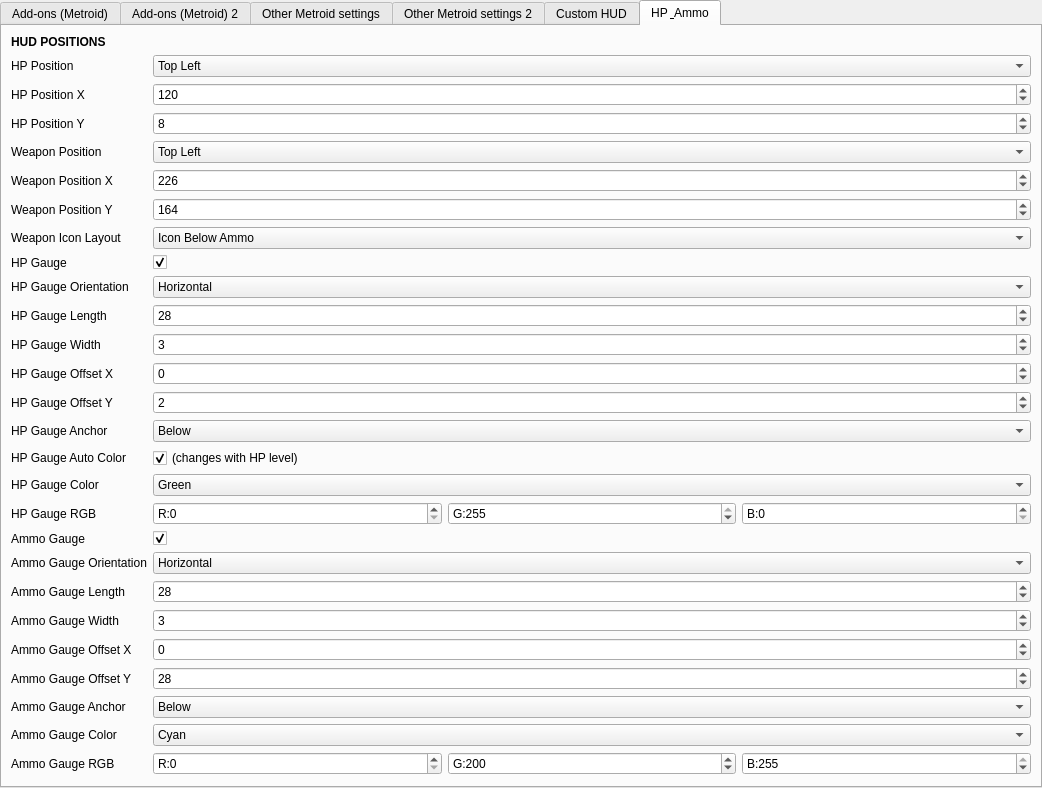
Above: src/frontend/qt_sdl/InputConfig/MelonPrimeInputConfig.ui from ag-advania/melonPrimeDS before the change. Below: the same form after it.
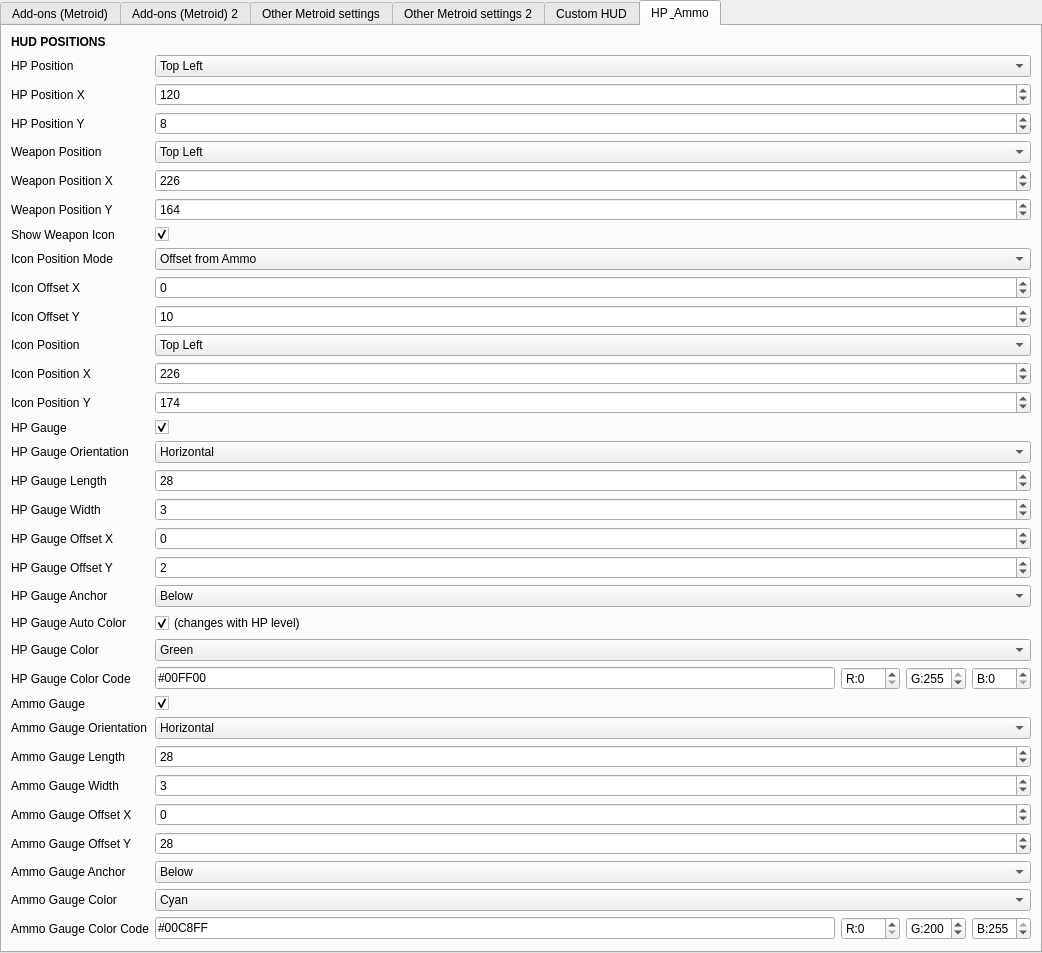
That is the form after the change. The open tabs and pages were chosen to show the change.

The edit to the form file:
```diff
--- a/src/frontend/qt_sdl/InputConfig/MelonPrimeInputConfig.ui
+++ b/src/frontend/qt_sdl/InputConfig/MelonPrimeInputConfig.ui
@@ -816,43 +816,81 @@
 									<item row="5" column="0"><widget class="QLabel"><property name="text"><string>Weapon Position Y</string></property></widget></item>
 									<item row="5" column="1"><widget class="QSpinBox" name="spinMetroidHudWeaponY"><property name="minimum"><number>0</number></property><property name="maximum"><number>191</number></property><property name="value"><number>164</number></property></widget></item>
 
+									<item row="6" column="0"><widget class="QLabel"><property name="text"><string>Show Weapon Icon</string></property></widget></item>
 
+									<item row="6" column="1"><widget class="QCheckBox" name="cbMetroidHudWeaponIconShow"><property name="text"><string></string></property><property name="checked"><bool>true</bool></property></widget></item>
 
-									<item row="6" column="0"><widget class="QLabel"><property name="text"><string>Weapon Icon Layout</string></property></widget></item>
-									<item row="6" column="1">
-										<widget class="QComboBox" name="comboMetroidHudWeaponLayout">
-											<item><property name="text"><string>Icon Below Ammo</string></property></item>
-											<item><property name="text"><string>Icon Left of Ammo</string></property></item>
+									<item row="7" column="0"><widget class="QLabel"><property name="text"><string>Icon Position Mode</string></property></widget></item>
+
+									<item row="7" column="1"><widget class="QComboBox" name="comboMetroidHudWeaponIconMode"><item><property name="text"><string>Offset from Ammo</string></property></item><item><property name="text"><string>Independent Position</string></property></item></widget></item>
+
+									<item row="8" column="0"><widget class="QLabel"><property name="text"><string>Icon Offset X</string></property></widget></item>
+
+									<item row="8" column="1"><widget class="QSpinBox" name="spinMetroidHudWeaponIconOffsetX"><property name="minimum"><number>-128</number></property><property name="maximum"><number>128</number></property><property name="value"><number>0</number></property></widget></item>
+
+									<item row="9" column="0"><widget class="QLabel"><property name="text"><string>Icon Offset Y</string></property></widget></item>
+
+									<item row="9" column="1"><widget class="QSpinBox" name="spinMetroidHudWeaponIconOffsetY"><property name="minimum"><number>-96</number></property><property name="maximum"><number>96</number></property><property name="value"><number>10</number></property></widget></item>
+
+									<item row="10" column="0"><widget class="QLabel"><property name="text"><string>Icon Position</string></property></widget></item>
+
+									<item row="10" column="1">
+										<widget class="QComboBox" name="comboMetroidHudWeaponIconPosition">
+											<item><property name="text"><string>Top Left</string></property></item>
+											<item><property name="text"><string>Top Center</string></property></item>
+											<item><property name="text"><string>Top Right</string></property></item>
+											<item><property name="text"><string>Right</string></property></item>
+											<item><property name="text"><string>Bottom Right</string></property></item>
+											<item><property name="text"><string>Bottom Center</string></property></item>
+											<item><property name="text"><string>Bottom Left</string></property></item>
+											<item><property name="text"><string>Left</string></property></item>
+											<item><property name="text"><string>Custom</string></property></item>
 										</widget>
 									</item>
-								
 
-									<item row="7" column="0"><widget class="QLabel"><property name="text"><string>HP Gauge</string></property></widget></item>
-									<item row="7" column="1"><widget class="QCheckBox" name="cbMetroidHudHpGauge"><property name="text"><string></string></property><property name="checked"><bool>true</bool></property></widget></item>
+									<item row="11" column="0"><widget class="QLabel"><property name="text"><string>Icon Position X</string></property></widget></item>
 
-									<item row="8" column="0"><widget class="QLabel"><property name="text"><string>HP Gauge Orientation</string></property></widget></item>
-									<item row="8" column="1"><widget class="QComboBox" name="comboMetroidHudHpGaugeOrientation"><item><property name="text"><string>Horizontal</string></property></item><item><property name="text"><string>Vertical</string></property></item></widget></item>
+									<item row="11" column="1"><widget class="QSpinBox" name="spinMetroidHudWeaponIconPosX"><property name="minimum"><number>0</number></property><property name="maximum"><number>255</number></property><property name="value"><number>226</number></property></widget></item>
 
-									<item row="9" column="0"><widget class="QLabel"><property name="text"><string>HP Gauge Length</string></property></widget></item>
-									<item row="9" column="1"><widget class="QSpinBox" name="spinMetroidHudHpGaugeLength"><property name="minimum"><number>1</number></property><property name="maximum"><number>128</number></property><property name="value"><number>28</number></property></widget></item>
+									<item row="12" column="0"><widget class="QLabel"><property name="text"><string>Icon Position Y</string></property></widget></item>
 
-									<item row="10" column="0"><widget class="QLabel"><property name="text"><string>HP Gauge Width</string></property></widget></item>
-									<item row="10" column="1"><widget class="QSpinBox" name="spinMetroidHudHpGaugeWidth"><property name="minimum"><number>1</number></property><property name="maximum"><number>20</number></property><property name="value"><number>3</number></property></widget></item>
+									<item row="12" column="1"><widget class="QSpinBox" name="spinMetroidHudWeaponIconPosY"><property name="minimum"><number>0</number></property><property name="maximum"><number>191</number></property><property name="value"><number>174</number></property></widget></item>
 
-									<item row="11" column="0"><widget class="QLabel"><property name="text"><string>HP Gauge Offset X</string></property></widget></item>
-									<item row="11" column="1"><widget class="QSpinBox" name="spinMetroidHudHpGaugeOffsetX"><property name="minimum"><number>-128</number></property><property name="maximum"><number>128</number></property><property name="value"><number>0</number></property></widget></item>
+									<item row="13" column="0"><widget class="QLabel"><property name="text"><string>HP Gauge</string></property></widget></item>
 
-									<item row="12" column="0"><widget class="QLabel"><property name="text"><string>HP Gauge Offset Y</string></property></widget></item>
-									<item row="12" column="1"><widget class="QSpinBox" name="spinMetroidHudHpGaugeOffsetY"><property name="minimum"><number>-96</number></property><property name="maximum"><number>96</number></property><property name="value"><number>2</number></property></widget></item>
+									<item row="13" column="1"><widget class="QCheckBox" name="cbMetroidHudHpGauge"><property name="text"><string></string></property><property name="checked"><bool>true</bool></property></widget></item>
 
-									<item row="13" column="0"><widget class="QLabel"><property name="text"><string>HP Gauge Anchor</string></property></widget></item>
-									<item row="13" column="1"><widget class="QComboBox" name="comboMetroidHudHpGaugeAnchor"><item><property name="text"><string>Below</string></property></item><item><property name="text"><string>Above</string></property></item><item><property name="text"><string>Right</string></property></item><item><property name="text"><string>Left</string></property></item><item><property name="text"><string>Center</string></property></item></widget></item>
+									<item row="14" column="0"><widget class="QLabel"><property name="text"><string>HP Gauge Orientation</string></property></widget></item>
 
-									<item row="14" column="0"><widget class="QLabel"><property name="text"><string>HP Gauge Auto Color</string></property></widget></item>
-									<item row="14" column="1"><widget class="QCheckBox" name="cbMetroidHudHpGaugeAutoColor"><property name="text"><string>(changes with HP level)</string></property><property name="checked"><bool>true</bool></property></widget></item>
+									<item row="14" column="1"><widget class="QComboBox" name="comboMetroidHudHpGaugeOrientation"><item><property name="text"><string>Horizontal</string></property></item><item><property name="text"><string>Vertical</string></property></item></widget></item>
 
-									<item row="15" column="0"><widget class="QLabel"><property name="text"><string>HP Gauge Color</string></property></widget></item>
-									<item row="15" column="1">
+									<item row="15" column="0"><widget class="QLabel"><property name="text"><string>HP Gauge Length</string></property></widget></item>
+
+									<item row="15" column="1"><widget class="QSpinBox" name="spinMetroidHudHpGaugeLength"><property name="minimum"><number>1</number></property><property name="maximum"><number>128</number></property><property name="value"><number>28</number></property></widget></item>
+
+									<item row="16" column="0"><widget class="QLabel"><property name="text"><string>HP Gauge Width</string></property></widget></item>
+
+									<item row="16" column="1"><widget class="QSpinBox" name="spinMetroidHudHpGaugeWidth"><property name="minimum"><number>1</number></property><property name="maximum"><number>20</number></property><property name="value"><number>3</number></property></widget></item>
+
+									<item row="17" column="0"><widget class="QLabel"><property name="text"><string>HP Gauge Offset X</string></property></widget></item>
+
+									<item row="17" column="1"><widget class="QSpinBox" name="spinMetroidHudHpGaugeOffsetX"><property name="minimum"><number>-128</number></property><property name="maximum"><number>128</number></property><property name="value"><number>0</number></property></widget></item>
+
+									<item row="18" column="0"><widget class="QLabel"><property name="text"><string>HP Gauge Offset Y</string></property></widget></item>
+
+									<item row="18" column="1"><widget class="QSpinBox" name="spinMetroidHudHpGaugeOffsetY"><property name="minimum"><number>-96</number></property><property name="maximum"><number>96</number></property><property name="value"><number>2</number></property></widget></item>
+
+									<item row="19" column="0"><widget class="QLabel"><property name="text"><string>HP Gauge Anchor</string></property></widget></item>
+
+									<item row="19" column="1"><widget class="QComboBox" name="comboMetroidHudHpGaugeAnchor"><item><property name="text"><string>Below</string></property></item><item><property name="text"><string>Above</string></property></item><item><property name="text"><string>Right</string></property></item><item><property name="text"><string>Left</string></property></item><item><property name="text"><string>Center</string></property></item></widget></item>
+
+									<item row="20" column="0"><widget class="QLabel"><property name="text"><string>HP Gauge Auto Color</string></property></widget></item>
+
+									<item row="20" column="1"><widget class="QCheckBox" name="cbMetroidHudHpGaugeAutoColor"><property name="text"><string>(changes with HP level)</string></property><property name="checked"><bool>true</bool></property></widget></item>
+
+									<item row="21" column="0"><widget class="QLabel"><property name="text"><string>HP Gauge Color</string></property></widget></item>
+
+									<item row="21" column="1">
 										<widget class="QComboBox" name="comboMetroidHudHpGaugeColor">
 											<item><property name="text"><string>Green</string></property></item>
 											<item><property name="text"><string>Red</string></property></item>
@@ -863,32 +901,49 @@
 											<item><property name="text"><string>Custom</string></property></item>
 										</widget>
 									</item>
-									<item row="16" column="0"><widget class="QLabel"><property name="text"><string>HP Gauge RGB</string></property></widget></item>
-									<item row="16" column="1"><layout class="QHBoxLayout"><item><widget class="QSpinBox" name="spinMetroidHudHpGaugeColorR"><property name="minimum"><number>0</number></property><property name="maximum"><number>255</number></property><property name="value"><number>0</number></property><property name="prefix"><string>R:</string></property></widget></item><item><widget class="QSpinBox" name="spinMetroidHudHpGaugeColorG"><property name="minimum"><number>0</number></property><property name="maximum"><number>255</number></property><property name="value"><number>255</number></property><property name="prefix"><string>G:</string></property></widget></item><item><widget class="QSpinBox" name="spinMetroidHudHpGaugeColorB"><property name="minimum"><number>0</number></property><property name="maximum"><number>255</number></property><property name="value"><number>0</number></property><property name="prefix"><string>B:</string></property></widget></item></layout></item>
 
-									<item row="17" column="0"><widget class="QLabel"><property name="text"><string>Ammo Gauge</string></property></widget></item>
-									<item row="17" column="1"><widget class="QCheckBox" name="cbMetroidHudAmmoGauge"><property name="text"><string></string></property><property name="checked"><bool>true</bool></property></widget></item>
+									<item row="22" column="0"><widget class="QLabel"><property name="text"><string>HP Gauge Color Code</string></property></widget></item>
 
-									<item row="18" column="0"><widget class="QLabel"><property name="text"><string>Ammo Gauge Orientation</string></property></widget></item>
-									<item row="18" column="1"><widget class="QComboBox" name="comboMetroidHudAmmoGaugeOrientation"><item><property name="text"><string>Horizontal</string></property></item><item><property name="text"><string>Vertical</string></property></item></widget></item>
+									<item row="22" column="1">
+										<layout class="QHBoxLayout">
+											<item><widget class="QLineEdit" name="leMetroidHudHpGaugeColorCode"><property name="text"><string>#00FF00</string></property><property name="maxLength"><number>7</number></property></widget></item>
+											<item><widget class="QSpinBox" name="spinMetroidHudHpGaugeColorR"><property name="minimum"><number>0</number></property><property name="maximum"><number>255</number></property><property name="value"><number>0</number></property><property name="prefix"><string>R:</string></property></widget></item>
+											<item><widget class="QSpinBox" name="spinMetroidHudHpGaugeColorG"><property name="minimum"><number>0</number></property><property name="maximum"><number>255</number></property><property name="value"><number>255</number></property><property name="prefix"><string>G:</string></property></widget></item>
+											<item><widget class="QSpinBox" name="spinMetroidHudHpGaugeColorB"><property name="minimum"><number>0</number></property><property name="maximum"><number>255</number></property><property name="value"><number>0</number></property><property name="prefix"><string>B:</string></property></widget></item>
+										</layout>
+									</item>
 
-									<item row="19" column="0"><widget class="QLabel"><property name="text"><string>Ammo Gauge Length</string></property></widget></item>
-									<item row="19" column="1"><widget class="QSpinBox" name="spinMetroidHudAmmoGaugeLength"><property name="minimum"><number>1</number></property><property name="maximum"><number>128</number></property><property name="value"><number>28</number></property></widget></item>
+									<item row="23" column="0"><widget class="QLabel"><property name="text"><string>Ammo Gauge</string></property></widget></item>
 
-									<item row="20" column="0"><widget class="QLabel"><property name="text"><string>Ammo Gauge Width</string></property></widget></item>
-									<item row="20" column="1"><widget class="QSpinBox" name="spinMetroidHudAmmoGaugeWidth"><property name="minimum"><number>1</number></property><property name="maximum"><number>20</number></property><property name="value"><number>3</number></property></widget></item>
+									<item row="23" column="1"><widget class="QCheckBox" name="cbMetroidHudAmmoGauge"><property name="text"><string></string></property><property name="checked"><bool>true</bool></property></widget></item>
 
-									<item row="21" column="0"><widget class="QLabel"><property name="text"><string>Ammo Gauge Offset X</string></property></widget></item>
-									<item row="21" column="1"><widget class="QSpinBox" name="spinMetroidHudAmmoGaugeOffsetX"><property name="minimum"><number>-128</number></property><property name="maximum"><number>128</number></property><property name="value"><number>0</number></property></widget></item>
+									<item row="24" column="0"><widget class="QLabel"><property name="text"><string>Ammo Gauge Orientation</string></property></widget></item>
 
-									<item row="22" column="0"><widget class="QLabel"><property name="text"><string>Ammo Gauge Offset Y</string></property></widget></item>
-									<item row="22" column="1"><widget class="QSpinBox" name="spinMetroidHudAmmoGaugeOffsetY"><property name="minimum"><number>-96</number></property><property name="maximum"><number>96</number></property><property name="value"><number>28</number></property></widget></item>
+									<item row="24" column="1"><widget class="QComboBox" name="comboMetroidHudAmmoGaugeOrientation"><item><property name="text"><string>Horizontal</string></property></item><item><property name="text"><string>Vertical</string></property></item></widget></item>
 
-									<item row="23" column="0"><widget class="QLabel"><property name="text"><string>Ammo Gauge Anchor</string></property></widget></item>
-									<item row="23" column="1"><widget class="QComboBox" name="comboMetroidHudAmmoGaugeAnchor"><item><property name="text"><string>Below</string></property></item><item><property name="text"><string>Above</string></property></item><item><property name="text"><string>Right</string></property></item><item><property name="text"><string>Left</string></property></item><item><property name="text"><string>Center</string></property></item></widget></item>
+									<item row="25" column="0"><widget class="QLabel"><property name="text"><string>Ammo Gauge Length</string></property></widget></item>
 
-									<item row="24" column="0"><widget class="QLabel"><property name="text"><string>Ammo Gauge Color</string></property></widget></item>
-									<item row="24" column="1">
+									<item row="25" column="1"><widget class="QSpinBox" name="spinMetroidHudAmmoGaugeLength"><property name="minimum"><number>1</number></property><property name="maximum"><number>128</number></property><property name="value"><number>28</number></property></widget></item>
+
+									<item row="26" column="0"><widget class="QLabel"><property name="text"><string>Ammo Gauge Width</string></property></widget></item>
+
+									<item row="26" column="1"><widget class="QSpinBox" name="spinMetroidHudAmmoGaugeWidth"><property name="minimum"><number>1</number></property><property name="maximum"><number>20</number></property><property name="value"><number>3</number></property></widget></item>
+
+									<item row="27" column="0"><widget class="QLabel"><property name="text"><string>Ammo Gauge Offset X</string></property></widget></item>
+
+									<item row="27" column="1"><widget class="QSpinBox" name="spinMetroidHudAmmoGaugeOffsetX"><property name="minimum"><number>-128</number></property><property name="maximum"><number>128</number></property><property name="value"><number>0</number></property></widget></item>
+
+									<item row="28" column="0"><widget class="QLabel"><property name="text"><string>Ammo Gauge Offset Y</string></property></widget></item>
+
+									<item row="28" column="1"><widget class="QSpinBox" name="spinMetroidHudAmmoGaugeOffsetY"><property name="minimum"><number>-96</number></property><property name="maximum"><number>96</number></property><property name="value"><number>28</number></property></widget></item>
+
+									<item row="29" column="0"><widget class="QLabel"><property name="text"><string>Ammo Gauge Anchor</string></property></widget></item>
+
+									<item row="29" column="1"><widget class="QComboBox" name="comboMetroidHudAmmoGaugeAnchor"><item><property name="text"><string>Below</string></property></item><item><property name="text"><string>Above</string></property></item><item><property name="text"><string>Right</string></property></item><item><property name="text"><string>Left</string></property></item><item><property name="text"><string>Center</string></property></item></widget></item>
+
+									<item row="30" column="0"><widget class="QLabel"><property name="text"><string>Ammo Gauge Color</string></property></widget></item>
+
+									<item row="30" column="1">
 										<widget class="QComboBox" name="comboMetroidHudAmmoGaugeColor">
 											<item><property name="text"><string>Cyan</string></property></item>
 											<item><property name="text"><string>Green</string></property></item>
@@ -899,8 +954,17 @@
 											<item><property name="text"><string>Custom</string></property></item>
 										</widget>
 									</item>
-									<item row="25" column="0"><widget class="QLabel"><property name="text"><string>Ammo Gauge RGB</string></property></widget></item>
-									<item row="25" column="1"><layout class="QHBoxLayout"><item><widget class="QSpinBox" name="spinMetroidHudAmmoGaugeColorR"><property name="minimum"><number>0</number></property><property name="maximum"><number>255</number></property><property name="value"><number>0</number></property><property name="prefix"><string>R:</string></property></widget></item><item><widget class="QSpinBox" name="spinMetroidHudAmmoGaugeColorG"><property name="minimum"><number>0</number></property><property name="maximum"><number>255</number></property><property name="value"><number>200</number></property><property name="prefix"><string>G:</string></property></widget></item><item><widget class="QSpinBox" name="spinMetroidHudAmmoGaugeColorB"><property name="minimum"><number>0</number></property><property name="maximum"><number>255</number></property><property name="value"><number>255</number></property><property name="prefix"><string>B:</string></property></widget></item></layout></item>
+
+									<item row="31" column="0"><widget class="QLabel"><property name="text"><string>Ammo Gauge Color Code</string></property></widget></item>
+
+									<item row="31" column="1">
+										<layout class="QHBoxLayout">
+											<item><widget class="QLineEdit" name="leMetroidHudAmmoGaugeColorCode"><property name="text"><string>#00C8FF</string></property><property name="maxLength"><number>7</number></property></widget></item>
+											<item><widget class="QSpinBox" name="spinMetroidHudAmmoGaugeColorR"><property name="minimum"><number>0</number></property><property name="maximum"><number>255</number></property><property name="value"><number>0</number></property><property name="prefix"><string>R:</string></property></widget></item>
+											<item><widget class="QSpinBox" name="spinMetroidHudAmmoGaugeColorG"><property name="minimum"><number>0</number></property><property name="maximum"><number>255</number></property><property name="value"><number>200</number></property><property name="prefix"><string>G:</string></property></widget></item>
+											<item><widget class="QSpinBox" name="spinMetroidHudAmmoGaugeColorB"><property name="minimum"><number>0</number></property><property name="maximum"><number>255</number></property><property name="value"><number>255</number></property><property name="prefix"><string>B:</string></property></widget></item>
+										</layout>
+									</item>
 
 								</layout>
 							</item>
```
Left out of the diff: 30 changed lines with no effect on the pictures.
